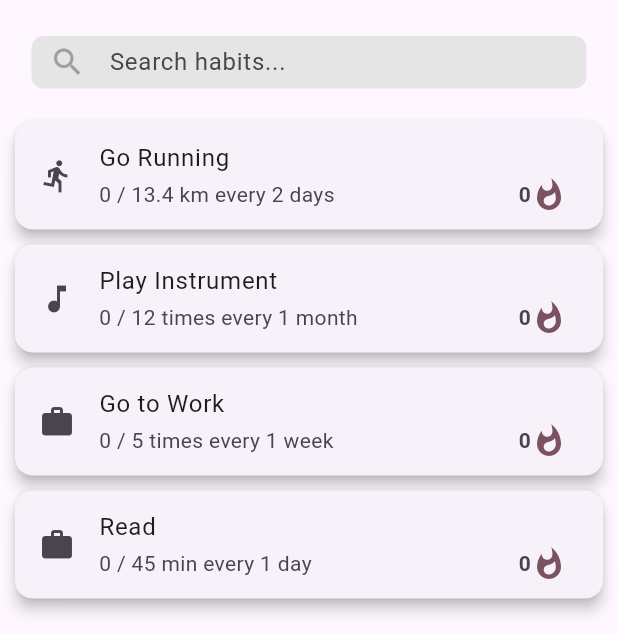
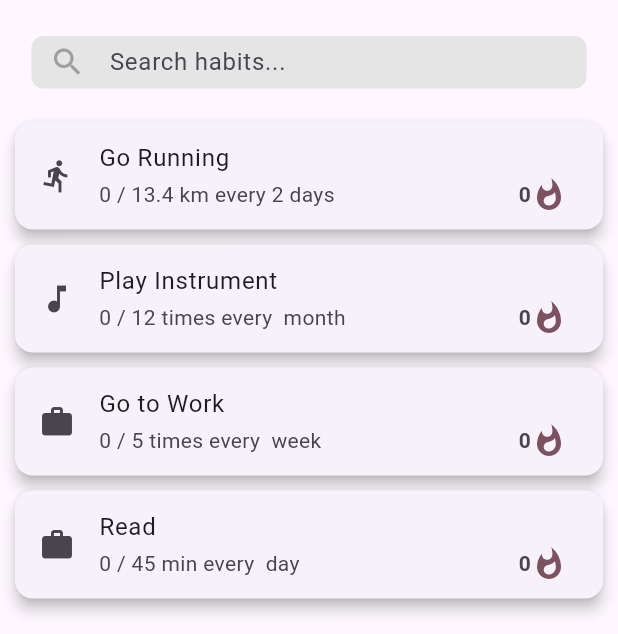
Before and after one commit to FloC0ding/HCI_habit_tracker, a Flutter app: the screen it shows after launch, on a phone screen of 412 x 824 dp, the part 63-697 px from its top. Run offline on Flutter 3.47's test engine with Material 3 defaults, Android fonts, the phone set to English and light mode, and no system bars; drawn by our look-alikes of dynamic_color, flutter_slidable.

Commit message:
Changed Edit menu headlines

```diff
--- a/App 2/lib/main.dart
+++ b/App 2/lib/main.dart
@@ -34,7 +34,7 @@ class MyApp extends StatelessWidget {
 }
 
 // Class for the Statistics page
-class HabitStatisticsPage extends StatefulWidget{
+class HabitStatisticsPage extends StatefulWidget {
   final List<Habit> habits;
 
   const HabitStatisticsPage({Key? key, required this.habits}) : super(key: key);
@@ -67,7 +67,6 @@ class Habit {
       required this.streak});
 }
 
-
 class HabitTrackerPage extends StatefulWidget {
   const HabitTrackerPage({super.key});
 
@@ -92,33 +91,141 @@ class _HabitTrackerPageState extends State<HabitTrackerPage> {
   ];
   // List storing all the user habits
   final List<Habit> _habits = [
-    Habit(title: "Go Running", description: "Go Running", value: 0, iconData: Icons.directions_run, unit: "km", requiredValue: 13.37, timeUnit: "days", requiredTime: 2, streak: 0),
-    Habit(title: "Play Instrument", description: "Play Instrument", value: 0, iconData: Icons.music_note, unit: "times", requiredValue: 12, timeUnit: "months", requiredTime: 1, streak: 0),
-    Habit(title: "Go to Work", description: "Go to Work", value: 0, iconData: Icons.work, unit: "times", requiredValue: 5, timeUnit: "weeks", requiredTime: 1, streak: 0),
-    Habit(title: "Read", description: "Read", value: 0, iconData: Icons.work, unit: "min", requiredValue: 45, timeUnit: "days", requiredTime: 1, streak: 0),];
+    Habit(
+        title: "Go Running",
+        description: "Go Running",
+        value: 0,
+        iconData: Icons.directions_run,
+        unit: "km",
+        requiredValue: 13.37,
+        timeUnit: "days",
+        requiredTime: 2,
+        streak: 0),
+    Habit(
+        title: "Play Instrument",
+        description: "Play Instrument",
+        value: 0,
+        iconData: Icons.music_note,
+        unit: "times",
+        requiredValue: 12,
+        timeUnit: "months",
+        requiredTime: 1,
+        streak: 0),
+    Habit(
+        title: "Go to Work",
+        description: "Go to Work",
+        value: 0,
+        iconData: Icons.work,
+        unit: "times",
+        requiredValue: 5,
+        timeUnit: "weeks",
+        requiredTime: 1,
+        streak: 0),
+    Habit(
+        title: "Read",
+        description: "Read",
+        value: 0,
+        iconData: Icons.work,
+        unit: "min",
+        requiredValue: 45,
+        timeUnit: "days",
+        requiredTime: 1,
+        streak: 0),
+  ];
   final List<Habit> _filteredhabits = [
-    Habit(title: "Go Running", description: "Go Running", value: 0, iconData: Icons.directions_run, unit: "km", requiredValue: 13.37, timeUnit: "days", requiredTime: 2, streak: 0),
-    Habit(title: "Play Instrument", description: "Play Instrument", value: 0, iconData: Icons.music_note, unit: "times", requiredValue: 12, timeUnit: "months", requiredTime: 1, streak: 0),
-    Habit(title: "Go to Work", description: "Go to Work", value: 0, iconData: Icons.work, unit: "times", requiredValue: 5, timeUnit: "weeks", requiredTime: 1, streak: 0),
-    Habit(title: "Read", description: "Read", value: 0, iconData: Icons.work, unit: "min", requiredValue: 45, timeUnit: "days", requiredTime: 1, streak: 0),];
+    Habit(
+        title: "Go Running",
+        description: "Go Running",
+        value: 0,
+        iconData: Icons.directions_run,
+        unit: "km",
+        requiredValue: 13.37,
+        timeUnit: "days",
+        requiredTime: 2,
+        streak: 0),
+    Habit(
+        title: "Play Instrument",
+        description: "Play Instrument",
+        value: 0,
+        iconData: Icons.music_note,
+        unit: "times",
+        requiredValue: 12,
+        timeUnit: "months",
+        requiredTime: 1,
+        streak: 0),
+    Habit(
+        title: "Go to Work",
+        description: "Go to Work",
+        value: 0,
+        iconData: Icons.work,
+        unit: "times",
+        requiredValue: 5,
+        timeUnit: "weeks",
+        requiredTime: 1,
+        streak: 0),
+    Habit(
+        title: "Read",
+        description: "Read",
+        value: 0,
+        iconData: Icons.work,
+        unit: "min",
+        requiredValue: 45,
+        timeUnit: "days",
+        requiredTime: 1,
+        streak: 0),
+  ];
   //Last Habit that was deleted, used for UNDO function
-  Habit _lastHabit =
-      Habit(title: "no", description: "no", value: 0, iconData: Icons.book, requiredValue: 1, unit: "", requiredTime: 1, timeUnit: "", streak: 0);
+  Habit _lastHabit = Habit(
+      title: "no",
+      description: "no",
+      value: 0,
+      iconData: Icons.book,
+      requiredValue: 1,
+      unit: "",
+      requiredTime: 1,
+      timeUnit: "",
+      streak: 0);
   //Self-explanatory: Add a new habit to the list
-  void _addHabit(String title, String description, IconData icon, String unit, double requiredValue, String timeUnit, double requiredTime) {
+  void _addHabit(String title, String description, IconData icon, String unit,
+      double requiredValue, String timeUnit, double requiredTime) {
     if (title.isNotEmpty) {
       setState(() {
         _habits.add(Habit(
-            title: title, description: description, value: 0, iconData: icon, requiredValue: requiredValue, unit: unit, requiredTime: requiredTime, timeUnit: timeUnit, streak: 0));
+            title: title,
+            description: description,
+            value: 0,
+            iconData: icon,
+            requiredValue: requiredValue,
+            unit: unit,
+            requiredTime: requiredTime,
+            timeUnit: timeUnit,
+            streak: 0));
         _filteredhabits.add(Habit(
-            title: title, description: description, value: 0, iconData: icon, requiredValue: requiredValue, unit: unit, requiredTime: requiredTime, timeUnit: timeUnit, streak: 0));
+            title: title,
+            description: description,
+            value: 0,
+            iconData: icon,
+            requiredValue: requiredValue,
+            unit: unit,
+            requiredTime: requiredTime,
+            timeUnit: timeUnit,
+            streak: 0));
       });
     }
   }
 
   //Edits Habit at index
 
-  void _editHabit(int index, String newTitle, IconData icon, double newValue, String unit, double requiredValue, String timeUnit, double requiredTime, int streak) {
+  void _editHabit(
+      int index,
+      String newTitle,
+      IconData icon,
+      double newValue,
+      String unit,
+      double requiredValue,
+      String timeUnit,
+      double requiredTime,
+      int streak) {
     setState(() {
       _lastHabit = _habits[index];
       _habits[index] = Habit(
@@ -145,7 +252,6 @@ class _HabitTrackerPageState extends State<HabitTrackerPage> {
   //Render the stuff in the home menu
   @override
   Widget build(BuildContext context) {
-
     // Get the current color scheme
     ColorScheme colorScheme = Theme.of(context).colorScheme;
 
@@ -167,8 +273,6 @@ class _HabitTrackerPageState extends State<HabitTrackerPage> {
       });
     }
 
-
-
     return Scaffold(
       appBar: AppBar(
         title: const Text('Habit Tracker'),
@@ -180,7 +284,8 @@ class _HabitTrackerPageState extends State<HabitTrackerPage> {
             onPressed: () {
               Navigator.push(
                 context,
-                MaterialPageRoute(builder: (context) => HabitStatisticsPage(habits: _habits)),
+                MaterialPageRoute(
+                    builder: (context) => HabitStatisticsPage(habits: _habits)),
               );
             },
           ),
@@ -188,9 +293,9 @@ class _HabitTrackerPageState extends State<HabitTrackerPage> {
       ),
 
       //List with all the habits
-      body:
-      Column(
-      children: [Padding(
+      body: Column(
+        children: [
+          Padding(
             padding: const EdgeInsets.symmetric(
                 vertical: 10, horizontal: 16), // Adjust vertical padding
             child: Container(
@@ -228,7 +333,8 @@ class _HabitTrackerPageState extends State<HabitTrackerPage> {
                 ),
               ),
             ),
-    ),SizedBox(height: 7),
+          ),
+          SizedBox(height: 7),
           Expanded(
             child: ListView.builder(
               itemCount: _habits.length,
@@ -236,7 +342,8 @@ class _HabitTrackerPageState extends State<HabitTrackerPage> {
                 //Cards are clickable!
                 return Card(
                     elevation: 4.0, //Shadow effect
-              margin: const EdgeInsets.symmetric(horizontal: 10, vertical: 5),
+                    margin:
+                        const EdgeInsets.symmetric(horizontal: 10, vertical: 5),
                     child: Slidable(
                       // Specify a key if the Slidable is dismissible.
                       key: UniqueKey(),
@@ -272,11 +379,13 @@ class _HabitTrackerPageState extends State<HabitTrackerPage> {
                               _deleteHabit(index);
                               ScaffoldMessenger.of(context).showSnackBar(
                                 SnackBar(
-                            content: Text("Deleted \"${_lastHabit.title}\""),
+                                  content:
+                                      Text("Deleted \"${_lastHabit.title}\""),
                                   action: SnackBarAction(
                                       label: "UNDO",
                                       onPressed: () => setState(
-                                      () => _habits.insert(index, _lastHabit),
+                                            () => _habits.insert(
+                                                index, _lastHabit),
                                           )),
                                 ),
                               );
@@ -294,13 +403,23 @@ class _HabitTrackerPageState extends State<HabitTrackerPage> {
                           // Handle the tap event
                           print('Habit Pressed: ${_habits[index].title}');
                           setState(() {
-                      if(_habits[index].unit == "times") {
+                            if (_habits[index].unit == "times") {
                               _habits[index].value++;
-                        if(_habits[index].value >= _habits[index].requiredValue){
-                          _editHabit(index, _habits[index].title, _habits[index].iconData,
-                              _habits[index].value - _habits[index].requiredValue, _habits[index].unit, _habits[index].requiredValue, _habits[index].timeUnit, _habits[index].requiredTime, _habits[index].streak + 1);
+                              if (_habits[index].value >=
+                                  _habits[index].requiredValue) {
+                                _editHabit(
+                                    index,
+                                    _habits[index].title,
+                                    _habits[index].iconData,
+                                    _habits[index].value -
+                                        _habits[index].requiredValue,
+                                    _habits[index].unit,
+                                    _habits[index].requiredValue,
+                                    _habits[index].timeUnit,
+                                    _habits[index].requiredTime,
+                                    _habits[index].streak + 1);
                               }
-                      } else{
+                            } else {
                               _showSetAmountDialog(index);
                             }
                           });
@@ -311,22 +430,24 @@ class _HabitTrackerPageState extends State<HabitTrackerPage> {
                           subtitle: Row(
                             mainAxisAlignment: MainAxisAlignment.spaceBetween,
                             children: [
-                        Text("${_habits[index].value == _habits[index].value.toInt() ? _habits[index].value.toInt() : _habits[index].value.toStringAsFixed(1)} / ${_habits[index].requiredValue == _habits[index].requiredValue.toInt() ? _habits[index].requiredValue.toInt() : _habits[index].requiredValue.toStringAsFixed(1)} ${_habits[index].unit == "times" && _habits[index].requiredValue == 1 ? "time" : _habits[index].unit} every ${_habits[index].requiredTime == _habits[index].requiredTime.toInt() ? _habits[index].requiredTime.toInt() : _habits[index].requiredTime.toStringAsFixed(1)} ${_habits[index].requiredTime == 1 && _habits[index].timeUnit.isNotEmpty ? _habits[index].timeUnit.substring(0, _habits[index].timeUnit.length - 1) : _habits[index].timeUnit}"),
+                              Text(
+                                  "${_habits[index].value == _habits[index].value.toInt() ? _habits[index].value.toInt() : _habits[index].value.toStringAsFixed(1)} / ${_habits[index].requiredValue == _habits[index].requiredValue.toInt() ? _habits[index].requiredValue.toInt() : _habits[index].requiredValue.toStringAsFixed(1)} ${_habits[index].unit == "times" && _habits[index].requiredValue == 1 ? "time" : _habits[index].unit} every ${_habits[index].requiredTime == 1 ? "" : (_habits[index].requiredTime == _habits[index].requiredTime.toInt() ? _habits[index].requiredTime.toInt() : _habits[index].requiredTime.toStringAsFixed(1))} ${_habits[index].requiredTime == 1 && _habits[index].timeUnit.isNotEmpty ? _habits[index].timeUnit.substring(0, _habits[index].timeUnit.length - 1) : _habits[index].timeUnit}"),
                               Row(
                                 children: [
                                   Text(
                                     "${_habits[index].streak}",
                                     style: const TextStyle(
-                                fontWeight: FontWeight.bold
+                                        fontWeight: FontWeight.bold),
                                   ),
+                                  Icon(
+                                    Icons.whatshot,
+                                    color: colorScheme.tertiary,
                                   ),
-                            Icon(Icons.whatshot, color: colorScheme.tertiary,),
                                 ],
                               ),
                             ],
                           ),
                           //Text("${_habits[index].value} / ${_habits[index].requiredValue} ${_habits[index].unit}"),
-
                         ),
                       ),
                     ));
@@ -390,20 +511,18 @@ class _HabitTrackerPageState extends State<HabitTrackerPage> {
                             controller: timeController,
                             keyboardType: TextInputType.number,
                             decoration: const InputDecoration(
-                              labelText: "Complete every"
-                            ),
+                                labelText: "Complete every"),
                           ),
                         ),
                         DropdownButton<String>(
                           value: selectedTimeUnit,
-                          onChanged: (String? newValue){
+                          onChanged: (String? newValue) {
                             setStateDialog(() {
                               selectedTimeUnit = newValue!;
                             });
                           },
-                          items: [
-                            "days", "weeks", "months"
-                          ].map<DropdownMenuItem<String>>((String value) {
+                          items: ["days", "weeks", "months"]
+                              .map<DropdownMenuItem<String>>((String value) {
                             return DropdownMenuItem<String>(
                               value: value,
                               child: Text(value),
@@ -418,21 +537,19 @@ class _HabitTrackerPageState extends State<HabitTrackerPage> {
                           child: TextField(
                             controller: requiredController,
                             keyboardType: TextInputType.number,
-                            decoration: const InputDecoration(
-                                labelText: "Amount"
-                            ),
+                            decoration:
+                                const InputDecoration(labelText: "Amount"),
                           ),
                         ),
                         DropdownButton<String>(
                           value: selectedUnit,
-                          onChanged: (String? newValue){
+                          onChanged: (String? newValue) {
                             setStateDialog(() {
                               selectedUnit = newValue!;
                             });
                           },
-                          items: [
-                            "times", "km", "min"
-                          ].map<DropdownMenuItem<String>>((String value) {
+                          items: ["times", "km", "min"]
+                              .map<DropdownMenuItem<String>>((String value) {
                             return DropdownMenuItem<String>(
                               value: value,
                               child: Text(value),
@@ -455,7 +572,13 @@ class _HabitTrackerPageState extends State<HabitTrackerPage> {
                   child: const Text('Add'),
                   onPressed: () {
                     _addHabit(
-                        titleController.text, "Some description", selectedIcon, selectedUnit, double.parse(requiredController.text), selectedTimeUnit, double.parse(timeController.text));
+                        titleController.text,
+                        "Some description",
+                        selectedIcon,
+                        selectedUnit,
+                        double.parse(requiredController.text),
+                        selectedTimeUnit,
+                        double.parse(timeController.text));
                     Navigator.of(context).pop();
                   },
                 ),
@@ -474,11 +597,14 @@ class _HabitTrackerPageState extends State<HabitTrackerPage> {
     TextEditingController numberController =
         TextEditingController(text: (_habits[index].value).toString());
     IconData selectedIcon = availableIcons.first;
-    TextEditingController requiredController = TextEditingController(text: (_habits[index].requiredValue.toString()));
-    TextEditingController timeController = TextEditingController(text: (_habits[index].requiredTime.toString()));
+    TextEditingController requiredController =
+        TextEditingController(text: (_habits[index].requiredValue.toString()));
+    TextEditingController timeController =
+        TextEditingController(text: (_habits[index].requiredTime.toString()));
     String selectedUnit = _habits[index].unit;
     String selectedTimeUnit = _habits[index].timeUnit;
-    TextEditingController streakController = TextEditingController(text: (_habits[index].streak.toString()));
+    TextEditingController streakController =
+        TextEditingController(text: (_habits[index].streak.toString()));
 
     return showDialog<void>(
       context: context,
@@ -496,10 +622,12 @@ class _HabitTrackerPageState extends State<HabitTrackerPage> {
                       decoration: const InputDecoration(labelText: 'Title'),
                     ),
                     TextField(
+                      decoration: const InputDecoration(labelText: 'Current Progress'),
                       keyboardType: TextInputType.number,
                       controller: numberController,
                     ),
                     TextField(
+                      decoration: const InputDecoration(labelText: 'Current Streak'),
                       keyboardType: TextInputType.number,
                       controller: streakController,
                     ),
@@ -528,14 +656,13 @@ class _HabitTrackerPageState extends State<HabitTrackerPage> {
                         ),
                         DropdownButton<String>(
                           value: selectedTimeUnit,
-                          onChanged: (String? newValue){
+                          onChanged: (String? newValue) {
                             setStateDialog(() {
                               selectedTimeUnit = newValue!;
                             });
                           },
-                          items: [
-                            "days", "weeks", "months"
-                          ].map<DropdownMenuItem<String>>((String value) {
+                          items: ["days", "weeks", "months"]
+                              .map<DropdownMenuItem<String>>((String value) {
                             return DropdownMenuItem<String>(
                               value: value,
                               child: Text(value),
@@ -554,14 +681,13 @@ class _HabitTrackerPageState extends State<HabitTrackerPage> {
                         ),
                         DropdownButton<String>(
                           value: selectedUnit,
-                          onChanged: (String? newValue){
+                          onChanged: (String? newValue) {
                             setStateDialog(() {
                               selectedUnit = newValue!;
                             });
                           },
-                          items: [
-                            "times", "km", "min"
-                          ].map<DropdownMenuItem<String>>((String value) {
+                          items: ["times", "km", "min"]
+                              .map<DropdownMenuItem<String>>((String value) {
                             return DropdownMenuItem<String>(
                               value: value,
                               child: Text(value),
@@ -583,8 +709,16 @@ class _HabitTrackerPageState extends State<HabitTrackerPage> {
                 TextButton(
                   child: const Text('Edit'),
                   onPressed: () {
-                    _editHabit(index, titleController.text, selectedIcon,
-                        double.parse(numberController.text), selectedUnit, double.parse(requiredController.text), selectedTimeUnit, double.parse(timeController.text), int.parse(streakController.text));
+                    _editHabit(
+                        index,
+                        titleController.text,
+                        selectedIcon,
+                        double.parse(numberController.text),
+                        selectedUnit,
+                        double.parse(requiredController.text),
+                        selectedTimeUnit,
+                        double.parse(timeController.text),
+                        int.parse(streakController.text));
                     ScaffoldMessenger.of(context).showSnackBar(
                       SnackBar(
                         content: Text("Edited \"${_lastHabit.title}\""),
@@ -641,12 +775,33 @@ class _HabitTrackerPageState extends State<HabitTrackerPage> {
                 TextButton(
                   child: const Text('Add'),
                   onPressed: () {
-                    if(double.parse(amountController.text) + _habits[index].value >= _habits[index].requiredValue){
-                      _editHabit(index, _habits[index].title, _habits[index].iconData,
-                          double.parse(amountController.text) + _habits[index].value - _habits[index].requiredValue, _habits[index].unit, _habits[index].requiredValue, _habits[index].timeUnit, _habits[index].requiredTime, _habits[index].streak + 1);
-                    }else{
-                      _editHabit(index, _habits[index].title, _habits[index].iconData,
-                        double.parse(amountController.text) + _habits[index].value, _habits[index].unit, _habits[index].requiredValue, _habits[index].timeUnit, _habits[index].requiredTime, _habits[index].streak);
+                    if (double.parse(amountController.text) +
+                            _habits[index].value >=
+                        _habits[index].requiredValue) {
+                      _editHabit(
+                          index,
+                          _habits[index].title,
+                          _habits[index].iconData,
+                          double.parse(amountController.text) +
+                              _habits[index].value -
+                              _habits[index].requiredValue,
+                          _habits[index].unit,
+                          _habits[index].requiredValue,
+                          _habits[index].timeUnit,
+                          _habits[index].requiredTime,
+                          _habits[index].streak + 1);
+                    } else {
+                      _editHabit(
+                          index,
+                          _habits[index].title,
+                          _habits[index].iconData,
+                          double.parse(amountController.text) +
+                              _habits[index].value,
+                          _habits[index].unit,
+                          _habits[index].requiredValue,
+                          _habits[index].timeUnit,
+                          _habits[index].requiredTime,
+                          _habits[index].streak);
                     }
                     ScaffoldMessenger.of(context).showSnackBar(
                       SnackBar(
@@ -671,15 +826,13 @@ class _HabitTrackerPageState extends State<HabitTrackerPage> {
       },
     );
   }
-
-
 }
 
 // The Statistics Page
 // More complex statistics can be added using fl_chart or charts_flutter
 class _HabitStatisticsPageState extends State<HabitStatisticsPage> {
   @override
-  Widget build(BuildContext context){
+  Widget build(BuildContext context) {
     return Scaffold(
       appBar: AppBar(
         title: Text("Habit Statistics"),
```
Lines whose indentation alone changed are shown as unchanged.
